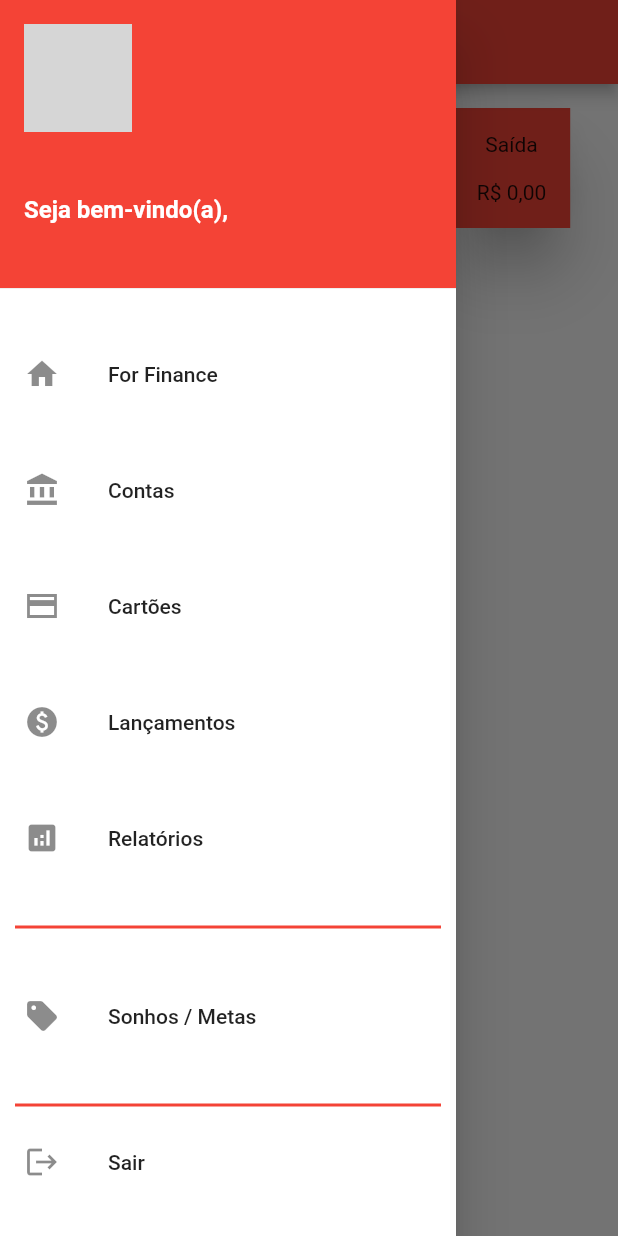
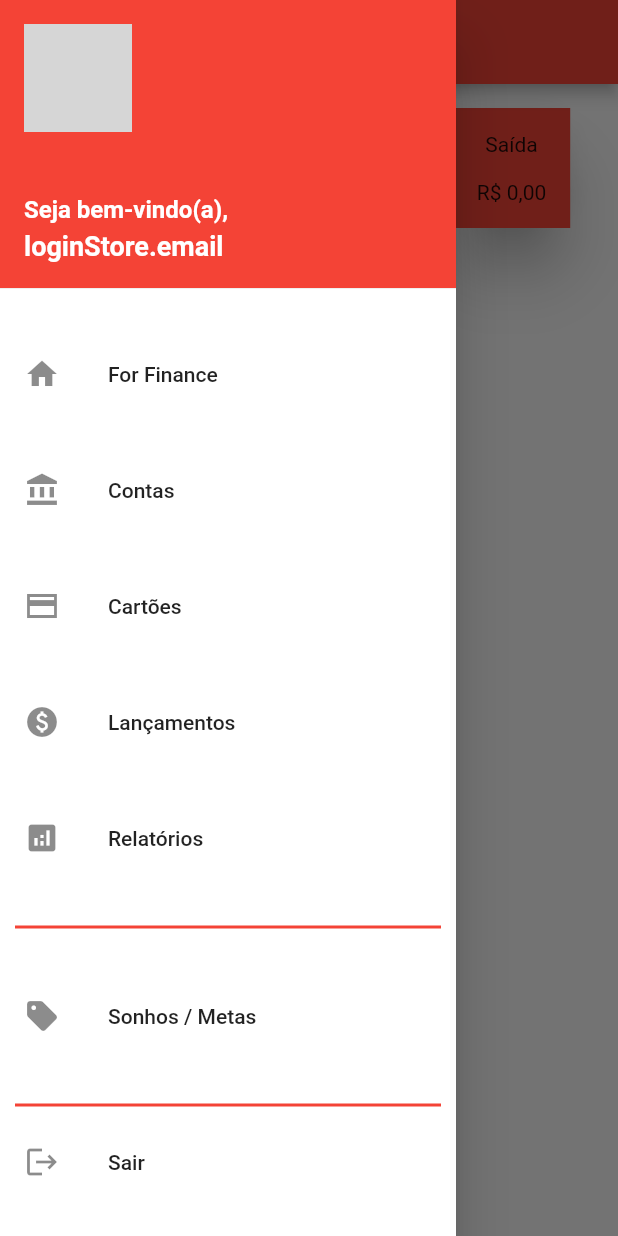
Before and after one commit to proz-tecnologia/PIT03GP04, a Flutter app: the HomePage screen opened by its route, with the side drawer open, on a phone screen of 412 x 824 dp. Run offline on Flutter 3.47's test engine with Material 2 defaults, Android fonts, the phone set to English and light mode, and no system bars; our stand-ins replace animated_splash_screen, currency_text_input_formatter, flutter_mobx, flutter_slidable, lottie, mobx; missing offline and left inert: validatorless; generated files the repository leaves out were written again; network calls fail; grey boxes are pictures that could not be loaded.

```diff
--- a/lib/src/ui/pages/home_page.dart
+++ b/lib/src/ui/pages/home_page.dart
@@ -1,11 +1,9 @@
 import 'package:flutter/material.dart';
 import 'package:four_finance_app/controller/transaction.controller.dart';
 import 'package:four_finance_app/src/models/transaction.model.dart';
-import 'package:four_finance_app/src/util/string.dart';
 import 'package:four_finance_app/widget/card.pattern.widget.dart';
 import 'package:four_finance_app/widget/drawer_page.dart';
 import 'package:four_finance_app/widget/item.transaction.dart';
-import 'package:pie_chart/pie_chart.dart';
 import 'package:provider/provider.dart';
 
 class HomePage extends StatefulWidget {
@@ -40,7 +38,7 @@ class _HomePageState extends State<HomePage> {
     return Scaffold(
         appBar: AppBar(
           backgroundColor: Colors.red,
-          title: Text('Home Page'),
+          title: const Text('Home Page'),
           centerTitle: true,
         ),
         drawer: const DrawerView(),
@@ -53,16 +51,16 @@ class _HomePageState extends State<HomePage> {
                       Row(
                         mainAxisAlignment: MainAxisAlignment.spaceEvenly,
                         children: [
-                          CardPattern(Text('Entrada'), Colors.green,
+                          CardPattern(const Text('Entrada'), Colors.green,
                               transactionController.getTotalIncoming),
                           //Card valor entrada - despesas
                           CardPattern(
-                              Text('Resultado'),
+                              const Text('Resultado'),
                               Colors.white,
                               transactionController.getTotalIncoming -
                                   transactionController.getTotalOutcoming),
                           //Card valor de saída
-                          CardPattern(Text('Saída'), Colors.red,
+                          CardPattern(const Text('Saída'), Colors.red,
                               transactionController.getTotalOutcoming),
                         ],
                       ),
@@ -72,8 +70,10 @@ class _HomePageState extends State<HomePage> {
                         itemBuilder: (_, index) => Dismissible(
                           key: ValueKey<Transaction>(
                               transactionController.transactions[index]),
-                          //direction: DismissDirection.endToStart,
-                          resizeDuration: Duration(seconds: 1),
+                          direction: DismissDirection.endToStart,
+                          resizeDuration: const Duration(seconds: 1),
+                          onDismissed: (direction) =>
+                              transactionController.removeByPosition(index),
                           child: ItemTransaction(
                             transactionController.transactions[index],
                             key: ValueKey<int>(index),
--- a/lib/src/ui/pages/transaction_page.dart
+++ b/lib/src/ui/pages/transaction_page.dart
@@ -160,7 +160,7 @@ class _NewTransactionPageState extends State<TransactionPage> {
                               Navigator.of(context)
                                   .pushReplacementNamed('/home');
                             },
-                            child: Text('Cancelar')),
+                            child: const Text('Cancelar')),
                       ],
                     ),
                   ]),
--- a/lib/widget/card.pattern.widget.dart
+++ b/lib/widget/card.pattern.widget.dart
@@ -12,12 +12,12 @@ class CardPattern extends StatelessWidget {
   Widget build(BuildContext context) {
     return Card(
       shape: RoundedRectangleBorder(borderRadius: BorderRadius.circular(28)),
-      margin: EdgeInsets.all(16),
+      margin: const EdgeInsets.all(16),
       elevation: 16,
       shadowColor: Colors.black,
       child: Container(
         color: color,
-        padding: EdgeInsets.all(16),
+        padding: const EdgeInsets.all(16),
         child: Column(
           children: [
             text,
--- a/lib/widget/drawer_page.dart
+++ b/lib/widget/drawer_page.dart
@@ -46,8 +46,8 @@ class _DrawerViewState extends State<DrawerView> {
                             fontWeight: FontWeight.w600,
                             color: Colors.white),
                       ),
-                      accountEmail: Text(
-                        '${loginStore.email}',
+                      accountEmail: const Text(
+                        'loginStore.email',
                         //Caso decidam exibir o email do usuario
 
                         style: TextStyle(
--- a/lib/widget/item.transaction.dart
+++ b/lib/widget/item.transaction.dart
@@ -14,7 +14,7 @@ class ItemTransaction extends StatelessWidget {
   Widget build(BuildContext context) {
     return Card(
       shape: RoundedRectangleBorder(borderRadius: BorderRadius.circular(28)),
-      margin: EdgeInsets.all(16),
+      margin: const EdgeInsets.all(16),
       elevation: 16,
       shadowColor: Colors.black,
       child: ListTile(
@@ -35,13 +35,13 @@ class ItemTransaction extends StatelessWidget {
                     children: <Widget>[
                       IconButton(
                           onPressed: () {},
-                          icon: Icon(
+                          icon: const Icon(
                             Icons.edit,
                             color: Colors.amber,
                           )),
                       IconButton(
                           onPressed: () {},
-                          icon: Icon(
+                          icon: const Icon(
                             Icons.remove_circle_outlined,
                             color: Colors.red,
                           ))
```
Also changed, not shown: lib/main.dart (+3 -8 lines).
